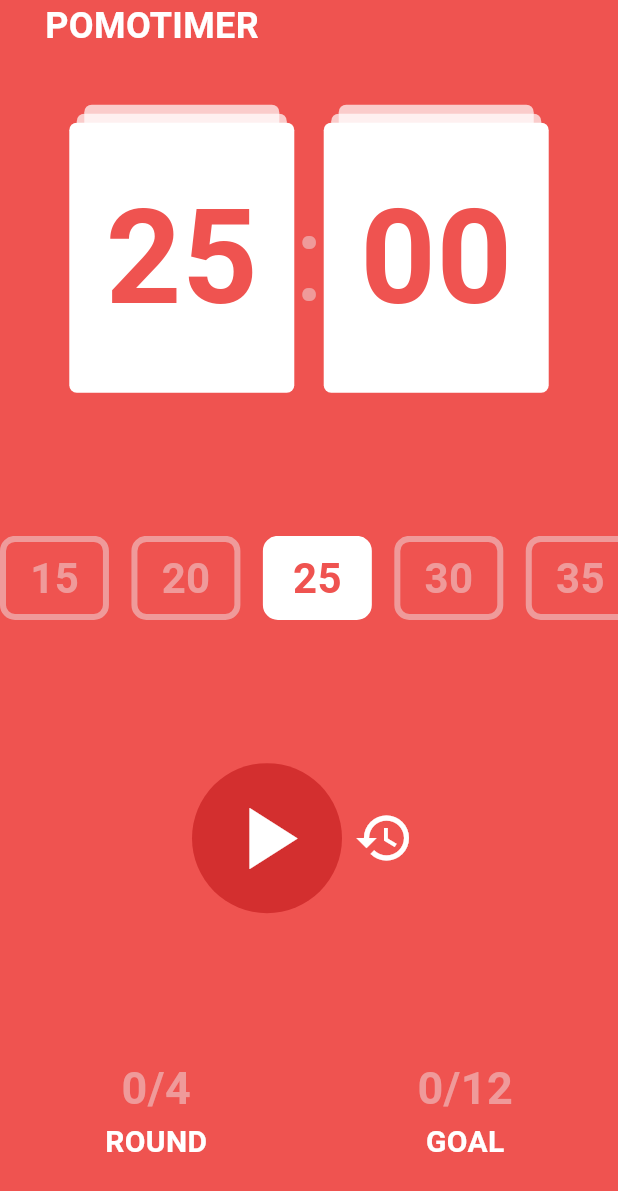
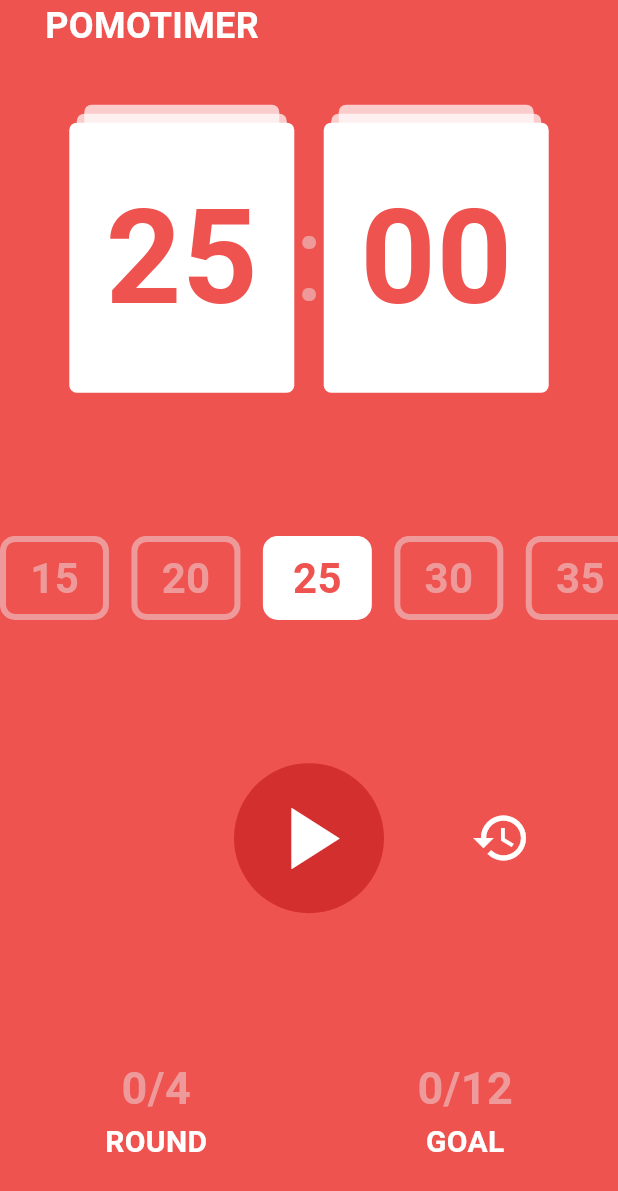
Before and after one commit to hojun-jo/NomadCoders-Flutter-Challenge, a Flutter app: the screen it shows after launch, on a phone screen of 412 x 824 dp. Shown: the top 1191 px of the screen. Run offline on Flutter 3.47's test engine with Material 3 defaults, Android fonts, the phone set to English and light mode, and no system bars; our stand-ins replace flutter_rating_stars.

Commit message:
assignment9 - 리셋 버튼 위치 수정

```diff
--- a/assignment9/lib/screen/timer/timer_view.dart
+++ b/assignment9/lib/screen/timer/timer_view.dart
@@ -35,6 +35,7 @@ class TimerView extends StatelessWidget {
         Row(
           mainAxisAlignment: MainAxisAlignment.center,
           children: [
+            const Spacer(),
             TimerButton(
               isRunning: timer.isRunning,
               onTap: () {
@@ -43,7 +44,8 @@ class TimerView extends StatelessWidget {
                     : timer.onStartPressed();
               },
             ),
-            IconButton(
+            Expanded(
+              child: IconButton(
                 onPressed: () {
                   timer.onResetPressed();
                 },
@@ -51,6 +53,7 @@ class TimerView extends StatelessWidget {
                   Icons.restore,
                   size: 40,
                   color: MyApp.mainWhite,
+                ),
               ),
             ),
           ],
```
Lines whose indentation alone changed are shown as unchanged.
